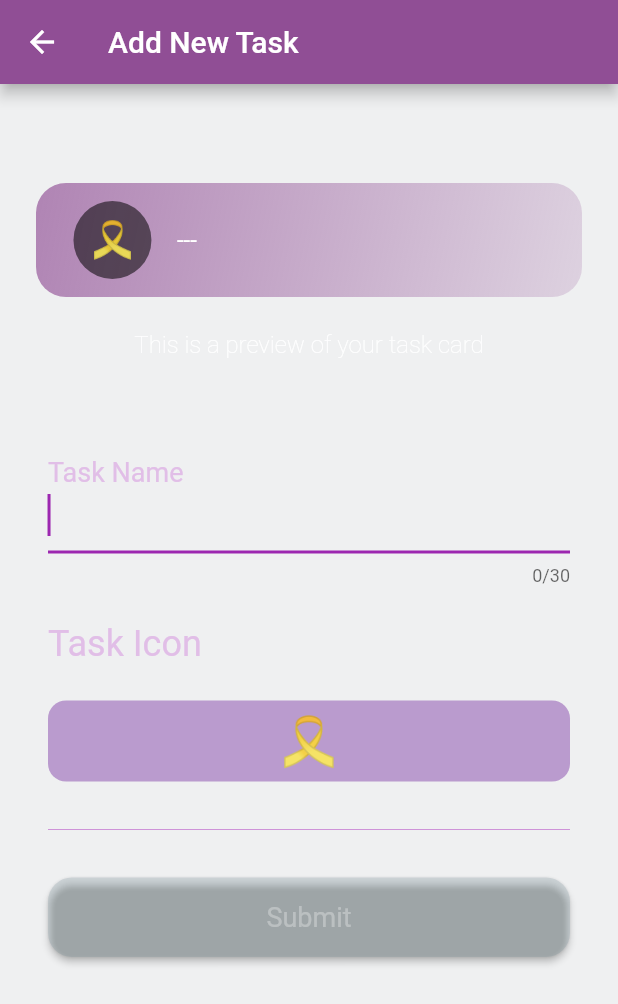
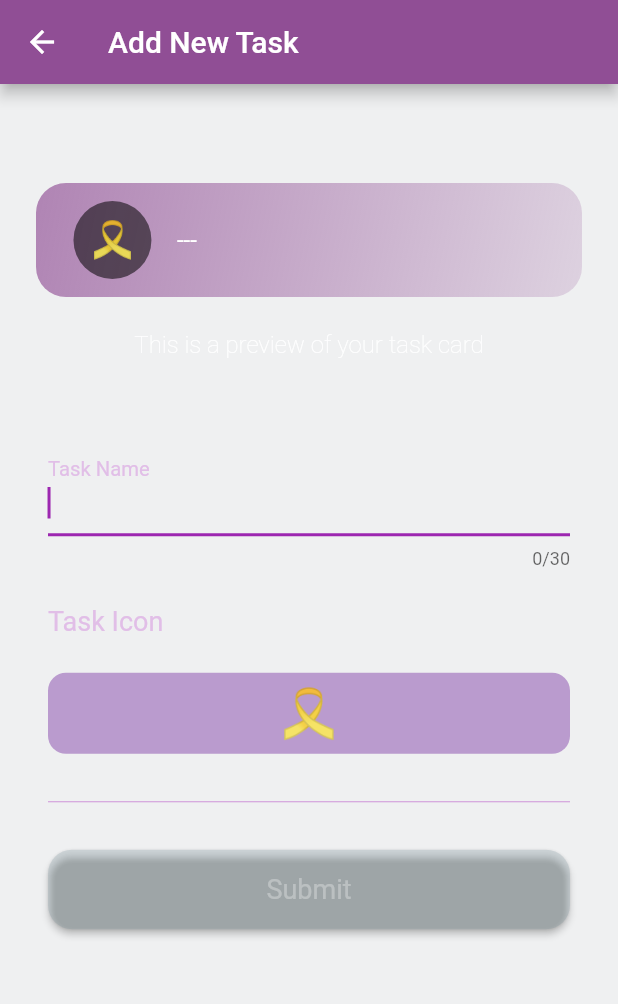
Before and after one commit to masbagal/habit_tracker_app, a Flutter app: the AddTaskScreen screen opened directly, on a phone screen of 412 x 824 dp. Shown: the top 1004 px of the screen. Run offline on Flutter 3.47's test engine with Material 2 defaults, Android fonts, the light colour scheme and no system bars; our stand-ins replace confetti, date_picker_timeline, emoji_picker_flutter, hive, hive_flutter, table_calendar; accounts and stored records are empty.

Commit message:
style consistency

```diff
--- a/lib/screens/add_task_screen.dart
+++ b/lib/screens/add_task_screen.dart
@@ -89,7 +89,7 @@ class _AddTaskScreenState extends State<AddTaskScreen> {
                                 labelStyle: TextStyle(
                                   color: Colors.purple[100],
                                 )),
-                            style: kText.copyWith(fontSize: 24),
+                            style: kText.copyWith(fontSize: 18),
                           ),
                           SizedBox(height: 24),
                           Align(
@@ -97,7 +97,7 @@ class _AddTaskScreenState extends State<AddTaskScreen> {
                             child: Text(
                               'Task Icon',
                               style: kText.copyWith(
-                                  fontSize: 24, color: Colors.purple[100]),
+                                  fontSize: 18, color: Colors.purple[100]),
                             ),
                           ),
                           SizedBox(height: 24),
@@ -164,7 +164,6 @@ class _AddTaskScreenState extends State<AddTaskScreen> {
                   height: 250,
                   child: EmojiPicker(
                       onEmojiSelected: (Category category, Emoji emoji) {
-                        print(emoji);
                         setState(() {
                           taskIcon = emoji.emoji;
                           showEmojiPicker = false;
```
Also changed, not shown: lib/screens/task_screen.dart (+24 -10 lines).
